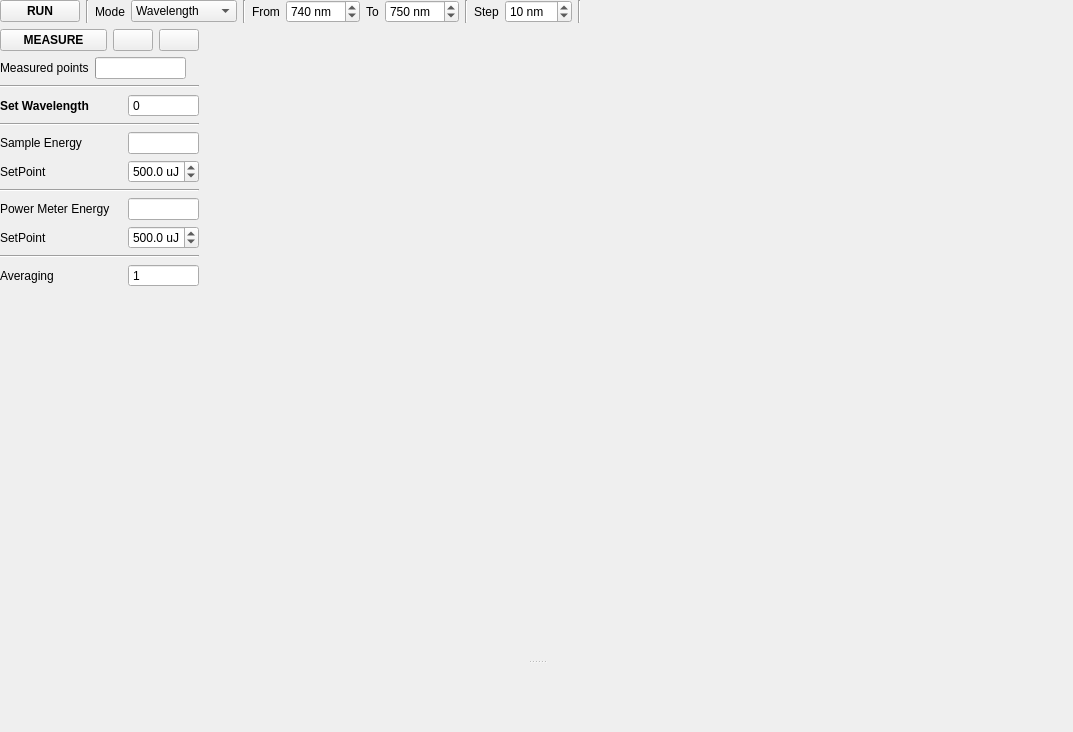
First picture: the form in modules/gui/designer/curve_measure_widget.ui, repository Kaldarinz/PA-RSCF-22-72-00015-, before the edit.
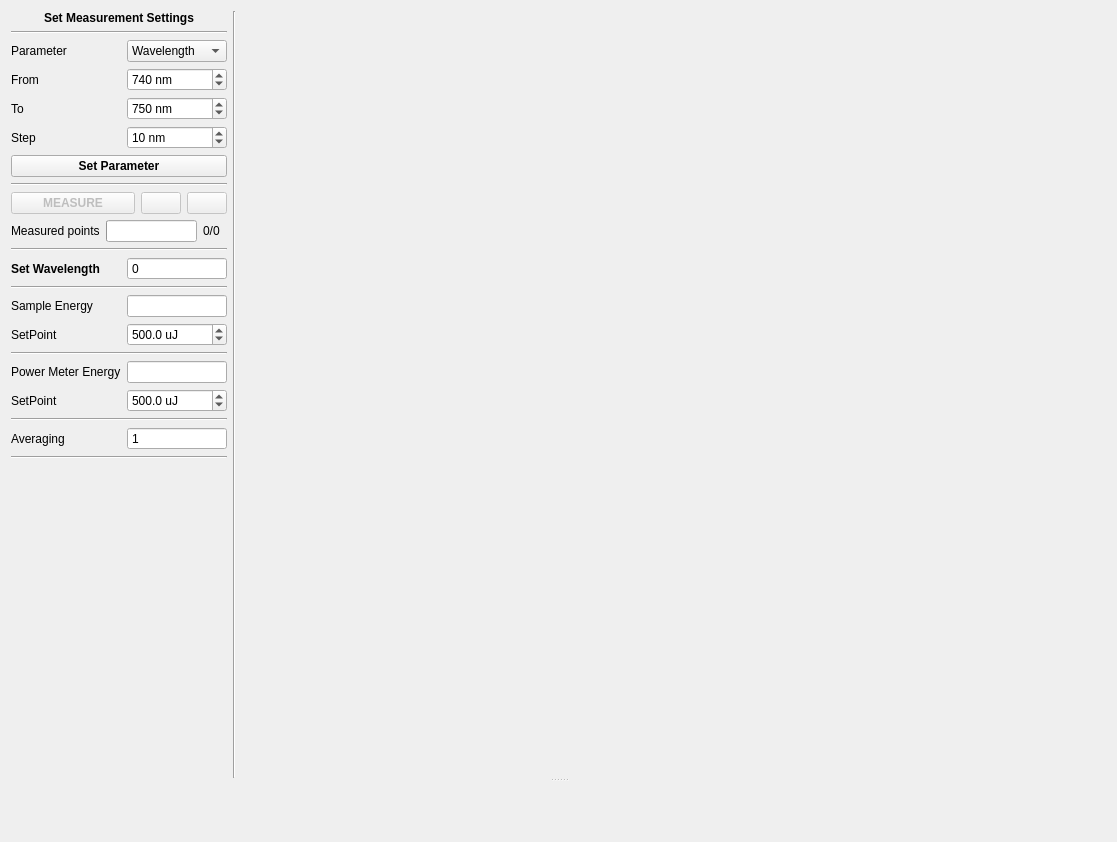
Second picture: the form after the edit. Icons and pictures are not drawn. Custom widgets are drawn as their Qt base class.

Commit message: improved logic for curve msmnt

The edit to the form file:
```diff
--- a/modules/gui/designer/curve_measure_widget.ui
+++ b/modules/gui/designer/curve_measure_widget.ui
@@ -6,36 +6,25 @@
    <rect>
     <x>0</x>
     <y>0</y>
-    <width>1073</width>
-    <height>732</height>
+    <width>1117</width>
+    <height>842</height>
    </rect>
   </property>
   <property name="windowTitle">
    <string>Form</string>
   </property>
+  <layout class="QHBoxLayout" name="horizontalLayout_8">
+   <item>
+    <widget class="QSplitter" name="splitter">
+     <property name="orientation">
+      <enum>Qt::Vertical</enum>
+     </property>
+     <widget class="QWidget" name="">
+      <layout class="QHBoxLayout" name="lo_measure">
+       <item>
   <layout class="QVBoxLayout" name="verticalLayout_2">
-   <property name="leftMargin">
-    <number>0</number>
-   </property>
-   <property name="topMargin">
-    <number>0</number>
-   </property>
-   <property name="rightMargin">
-    <number>0</number>
-   </property>
-   <property name="bottomMargin">
-    <number>0</number>
-   </property>
    <item>
-    <layout class="QHBoxLayout" name="horizontalLayout">
-     <item>
-      <widget class="QPushButton" name="btn_run">
-       <property name="sizePolicy">
-        <sizepolicy hsizetype="Preferred" vsizetype="Fixed">
-         <horstretch>0</horstretch>
-         <verstretch>0</verstretch>
-        </sizepolicy>
-       </property>
+          <widget class="QLabel" name="lbl_measure_settings">
        <property name="font">
         <font>
          <weight>75</weight>
@@ -46,36 +35,48 @@
         <string>Start PhotoAcoustic measurement</string>
        </property>
        <property name="text">
-        <string>RUN</string>
-       </property>
-       <property name="icon">
-        <iconset resource="qt_resources.qrc">
-         <normaloff>:/icons/qt_resources/control.png</normaloff>:/icons/qt_resources/control.png</iconset>
-       </property>
-       <property name="checkable">
-        <bool>true</bool>
+            <string>Set Measurement Settings</string>
+           </property>
+           <property name="alignment">
+            <set>Qt::AlignCenter</set>
        </property>
       </widget>
      </item>
      <item>
-      <widget class="Line" name="line_3">
+          <widget class="Line" name="line_7">
        <property name="orientation">
-        <enum>Qt::Vertical</enum>
+            <enum>Qt::Horizontal</enum>
        </property>
       </widget>
      </item>
      <item>
+          <layout class="QVBoxLayout" name="lo_parameter">
+           <item>
+            <layout class="QGridLayout" name="grid_lo">
+             <item row="0" column="0">
       <widget class="QLabel" name="lbl_mode">
        <property name="statusTip">
         <string>Choose an independent variable</string>
        </property>
        <property name="text">
-        <string>Mode</string>
+                <string>Parameter</string>
        </property>
       </widget>
      </item>
-     <item>
+             <item row="0" column="1">
       <widget class="QComboBox" name="cb_mode">
+               <property name="sizePolicy">
+                <sizepolicy hsizetype="Maximum" vsizetype="Fixed">
+                 <horstretch>0</horstretch>
+                 <verstretch>0</verstretch>
+                </sizepolicy>
+               </property>
+               <property name="maximumSize">
+                <size>
+                 <width>100</width>
+                 <height>16777215</height>
+                </size>
+               </property>
        <property name="statusTip">
         <string>Choose an independent variable</string>
        </property>
@@ -96,15 +97,14 @@
        </item>
       </widget>
      </item>
-     <item>
-      <widget class="Line" name="line_2">
-       <property name="orientation">
-        <enum>Qt::Vertical</enum>
-       </property>
-      </widget>
-     </item>
-     <item>
+             <item row="1" column="0">
       <widget class="QLabel" name="lbl_from">
+               <property name="sizePolicy">
+                <sizepolicy hsizetype="Preferred" vsizetype="Preferred">
+                 <horstretch>0</horstretch>
+                 <verstretch>0</verstretch>
+                </sizepolicy>
+               </property>
        <property name="statusTip">
         <string>Start value of the independent variable</string>
        </property>
@@ -113,7 +113,7 @@
        </property>
       </widget>
      </item>
-     <item>
+             <item row="1" column="1">
       <widget class="QuantSpinBox" name="sb_from">
        <property name="statusTip">
         <string>Start value of the independent variable</string>
@@ -138,7 +138,7 @@
        </property>
       </widget>
      </item>
-     <item>
+             <item row="2" column="0">
       <widget class="QLabel" name="lbl_to">
        <property name="statusTip">
         <string>End value of the independent variable</string>
@@ -148,7 +148,7 @@
        </property>
       </widget>
      </item>
-     <item>
+             <item row="2" column="1">
       <widget class="QuantSpinBox" name="sb_to">
        <property name="statusTip">
         <string>End value of the independent variable</string>
@@ -173,14 +173,7 @@
        </property>
       </widget>
      </item>
-     <item>
-      <widget class="Line" name="line">
-       <property name="orientation">
-        <enum>Qt::Vertical</enum>
-       </property>
-      </widget>
-     </item>
-     <item>
+             <item row="3" column="0">
       <widget class="QLabel" name="lbl_step">
        <property name="statusTip">
         <string>Step value of the independent variable</string>
@@ -190,7 +183,7 @@
        </property>
       </widget>
      </item>
-     <item>
+             <item row="3" column="1">
       <widget class="QuantSpinBox" name="sb_step">
        <property name="statusTip">
         <string>Step value of the independent variable</string>
@@ -209,35 +202,42 @@
        </property>
       </widget>
      </item>
+            </layout>
+           </item>
      <item>
-      <widget class="Line" name="line_7">
-       <property name="orientation">
-        <enum>Qt::Vertical</enum>
+            <widget class="QPushButton" name="btn_run">
+             <property name="sizePolicy">
+              <sizepolicy hsizetype="Preferred" vsizetype="Fixed">
+               <horstretch>0</horstretch>
+               <verstretch>0</verstretch>
+              </sizepolicy>
+             </property>
+             <property name="font">
+              <font>
+               <weight>75</weight>
+               <bold>true</bold>
+              </font>
+             </property>
+             <property name="statusTip">
+              <string>Start PhotoAcoustic measurement</string>
+             </property>
+             <property name="text">
+              <string>Set Parameter</string>
+             </property>
+             <property name="checkable">
+              <bool>false</bool>
        </property>
       </widget>
      </item>
+          </layout>
+         </item>
      <item>
-      <spacer name="horizontalSpacer_2">
+          <widget class="Line" name="line">
        <property name="orientation">
         <enum>Qt::Horizontal</enum>
        </property>
-       <property name="sizeHint" stdset="0">
-        <size>
-         <width>40</width>
-         <height>20</height>
-        </size>
-       </property>
-      </spacer>
-     </item>
-    </layout>
-   </item>
-   <item>
-    <widget class="QSplitter" name="splitter">
-     <property name="orientation">
-      <enum>Qt::Vertical</enum>
-     </property>
-     <widget class="QWidget" name="layoutWidget">
-      <layout class="QHBoxLayout" name="lo_measure">
+          </widget>
+         </item>
        <item>
         <widget class="QWidget" name="w_measure" native="true">
          <property name="sizePolicy">
@@ -263,6 +263,9 @@
            <layout class="QHBoxLayout" name="horizontalLayout_2">
             <item>
              <widget class="QPushButton" name="btn_measure">
+                <property name="enabled">
+                 <bool>false</bool>
+                </property>
               <property name="sizePolicy">
                <sizepolicy hsizetype="Preferred" vsizetype="Fixed">
                 <horstretch>0</horstretch>
@@ -292,6 +295,9 @@
             </item>
             <item>
              <widget class="QPushButton" name="btn_restart">
+                <property name="enabled">
+                 <bool>false</bool>
+                </property>
               <property name="sizePolicy">
                <sizepolicy hsizetype="Fixed" vsizetype="Fixed">
                 <horstretch>0</horstretch>
@@ -315,6 +321,9 @@
             </item>
             <item>
              <widget class="QPushButton" name="btn_stop">
+                <property name="enabled">
+                 <bool>false</bool>
+                </property>
               <property name="sizePolicy">
                <sizepolicy hsizetype="Fixed" vsizetype="Fixed">
                 <horstretch>0</horstretch>
@@ -375,7 +384,7 @@
                <number>0</number>
               </property>
               <property name="text">
-               <string/>
+                 <string>0/0</string>
               </property>
               <property name="alignment">
                <set>Qt::AlignLeading|Qt::AlignLeft|Qt::AlignVCenter</set>
@@ -416,7 +425,7 @@
               </property>
               <property name="minimumSize">
                <size>
-                <width>71</width>
+                  <width>100</width>
                 <height>0</height>
                </size>
               </property>
@@ -441,6 +450,9 @@
               <property name="decimals">
                <number>0</number>
               </property>
+                <property name="maximum">
+                 <double>10000.000000000000000</double>
+                </property>
              </widget>
             </item>
            </layout>
@@ -477,7 +489,7 @@
               </property>
               <property name="maximumSize">
                <size>
-                <width>71</width>
+                  <width>100</width>
                 <height>16777215</height>
                </size>
               </property>
@@ -510,7 +522,7 @@
               </property>
               <property name="maximumSize">
                <size>
-                <width>71</width>
+                  <width>100</width>
                 <height>16777215</height>
                </size>
               </property>
@@ -565,7 +577,7 @@
               </property>
               <property name="maximumSize">
                <size>
-                <width>71</width>
+                  <width>100</width>
                 <height>16777215</height>
                </size>
               </property>
@@ -598,7 +610,7 @@
               </property>
               <property name="maximumSize">
                <size>
-                <width>71</width>
+                  <width>100</width>
                 <height>16777215</height>
                </size>
               </property>
@@ -659,7 +671,7 @@
               </property>
               <property name="maximumSize">
                <size>
-                <width>43</width>
+                  <width>100</width>
                 <height>16777215</height>
                </size>
               </property>
@@ -688,6 +700,13 @@
             </item>
            </layout>
           </item>
+            <item>
+             <widget class="Line" name="line_3">
+              <property name="orientation">
+               <enum>Qt::Horizontal</enum>
+              </property>
+             </widget>
+            </item>
           <item>
            <spacer name="verticalSpacer">
             <property name="orientation">
@@ -702,6 +721,15 @@
            </spacer>
           </item>
          </layout>
+          </widget>
+         </item>
+        </layout>
+       </item>
+       <item>
+        <widget class="Line" name="line_2">
+         <property name="orientation">
+          <enum>Qt::Vertical</enum>
+         </property>
         </widget>
        </item>
        <item>
```
Left out of the diff: 5 changed lines with no effect on the pictures. Lines whose indentation alone changed are shown as unchanged. The commit also changes 7 other files.
